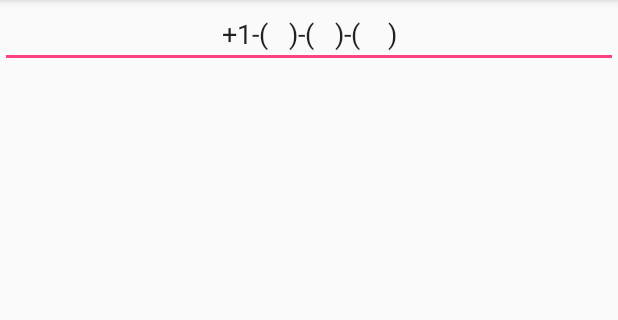
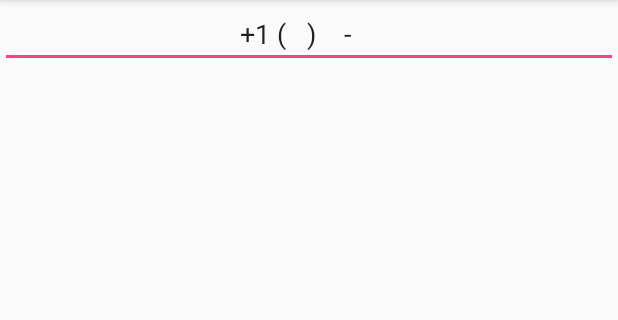
Before and after one commit to me-ydv-5/phoneNum, an Android app: the screen it shows after launch (MainActivity), on a phone screen of 412 x 824 dp, the part 84-404 px from its top. Run offline under Robolectric (Android 15) with nearby library versions, the phone set to English and light mode, and no system bars.

Commit message:
Changed the following:
*	MainActivity.java: Removed the hardcoded string for phone number format. Instead call a Resource String now.

*	strings.xml: Changed the format to "+1 (XXX) XXX XXXX".

*	activity_main.xml: Removed maxLength InputFilter. Now is directly set in MainActivity.java instead.

```diff
--- a/app/src/main/java/com/example/sahil_1/phonenum/MainActivity.java
+++ b/app/src/main/java/com/example/sahil_1/phonenum/MainActivity.java
@@ -3,6 +3,7 @@ package com.example.sahil_1.phonenum;
 import android.support.v7.app.AppCompatActivity;
 import android.os.Bundle;
 import android.text.Editable;
+import android.text.InputFilter;
 import android.text.Selection;
 import android.text.SpannableString;
 import android.text.Spanned;
@@ -40,19 +41,21 @@ public class MainActivity extends AppCompatActivity {
         m1 = findViewById(R.id.m1);
 
         // The following is the Canadian format for the phone numbers.
-        // (Country Code) - (Three digits) - (three digits) - (four digits)
-        m1.setText("+1-(   )-(   )-(    )");
+        // countryCode-(threeDigits)-threeDigits-fourDigits
+        m1.setText(getString(R.string.phone_format));
 
         // This is length() + 1 because we are keeping one index as buffer
         // to accomodate any new character that is entered. Later we again
         // bring the string to length() by deleting one character from the
         // string.
         final Integer lengthOfString = m1.getText().length() + 1;
+        Log.d("lengthOfString",Integer.toString(lengthOfString));
+        m1.setFilters(new InputFilter[] { new InputFilter.LengthFilter(lengthOfString)} );
 
         // idxArray - the array that is used to store the mutable indexes.
         // These are the indexes of the actual digits of the phone number
         // except the country code/
-        final int[] idxArray = new int[]{ 4,5,6,10,11,12,16,17,18,19 };
+        final int[] idxArray = new int[]{ 4,5,6,9,10,11,13,14,15,16 };
 
         // Set the initial pointer to the first digit in the phone number.
         Selection.setSelection(m1.getText(), idxArray[0]);
@@ -108,7 +111,7 @@ public class MainActivity extends AppCompatActivity {
                     }
                     // If the last_pointer is at the end of a three digit group then the newly entered digit
                     // should go to the next group.
-                    else if(last_pointer == 7 || last_pointer == 13) {
+                    else if(last_pointer == 7 || last_pointer == 12) {
                         // Change the mutable index to the start index of the next group.
                         arrayIdx =  Arrays.binarySearch(idxArray,0, idxArray.length, last_pointer-1)+1;
 
@@ -164,7 +167,7 @@ public class MainActivity extends AppCompatActivity {
                 // If user tries to select the string and delete all at once, nothing would
                 // happen because the string has been restored and the pointer is again at
                 // first mutable index.
-                if(s.length() < 20)
+                if(s.length() < lengthOfString-2)
                 {
                     arrayIdx = 0;
                     m1.setText(spannable.toString());
@@ -174,11 +177,11 @@ public class MainActivity extends AppCompatActivity {
                 // If only one character has been deleted, replace the character with a whitespace
                 // if the character was a mutable one, else restore the ealier string, i.e, do
                 // nothing.
-                if (s.length() < 21)
+                if (s.length() < lengthOfString-1)
                 {
                     // If the last pointer was a mutable index, change the index to a whitespace.
-                    if((last_pointer >= 5 && last_pointer <= 7) || (last_pointer >= 11 && last_pointer <= 13)
-                        || (last_pointer >= 17 && last_pointer <= 20)){
+                    if((last_pointer >= 5 && last_pointer <= 7) || (last_pointer >= 10 && last_pointer <= 12)
+                        || (last_pointer >= 14 && last_pointer <= 17)){
                         // NOTE: last_pointer is chanegd here to the current pointer. Beware!
                         last_pointer = Selection.getSelectionStart(s);
                         CharSequence t = s.subSequence(0, last_pointer) +
@@ -191,7 +194,7 @@ public class MainActivity extends AppCompatActivity {
                     }
                     // Corner case when the user presses backspace from one bracket group's start position
                     // In this case, bring the pointer to the last position in the earlier bracket group.
-                    else if(last_pointer == 16 || last_pointer == 10 ) {
+                    else if(last_pointer == 9 || last_pointer == 13 ) {
                         m1.setText(spannable.toString());
                         arrayIdx = Arrays.binarySearch(idxArray,0, idxArray.length, last_pointer)-1;
                         CharSequence t = m1.getText().toString().substring(0, idxArray[arrayIdx]) +
--- a/app/src/main/res/layout/activity_main.xml
+++ b/app/src/main/res/layout/activity_main.xml
@@ -9,8 +9,6 @@
         android:id="@+id/m1"
         android:layout_height="wrap_content"
         android:layout_width="match_parent"
-        android:maxLength="22"
-        android:hint="@string/m"
         android:gravity="center_horizontal"
         android:inputType="phone" />
 
--- a/app/src/main/res/values/strings.xml
+++ b/app/src/main/res/values/strings.xml
@@ -1,4 +1,4 @@
 <resources>
     <string name="app_name">phoneNum</string>
-    <string name="m">PHONE NUMBER</string>
+    <string name="phone_format">+1\u0020(\u0020\u0020\u0020)\u0020\u0020\u0020\u0020-\u0020\u0020\u0020\u0020</string>
 </resources>
```
